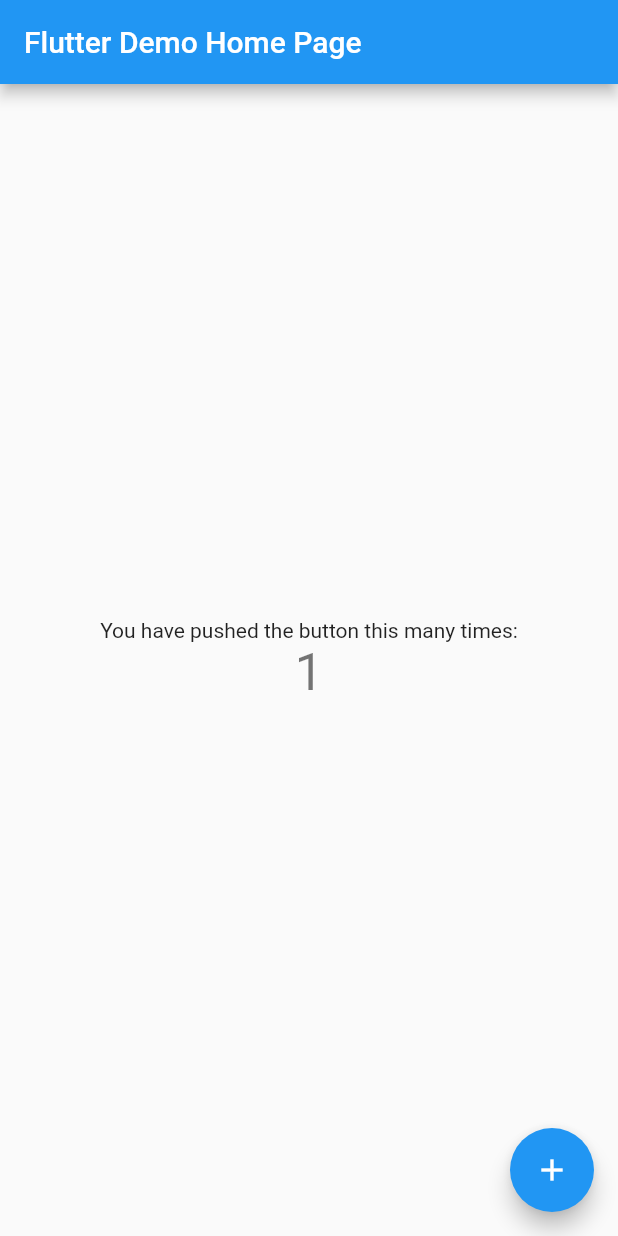
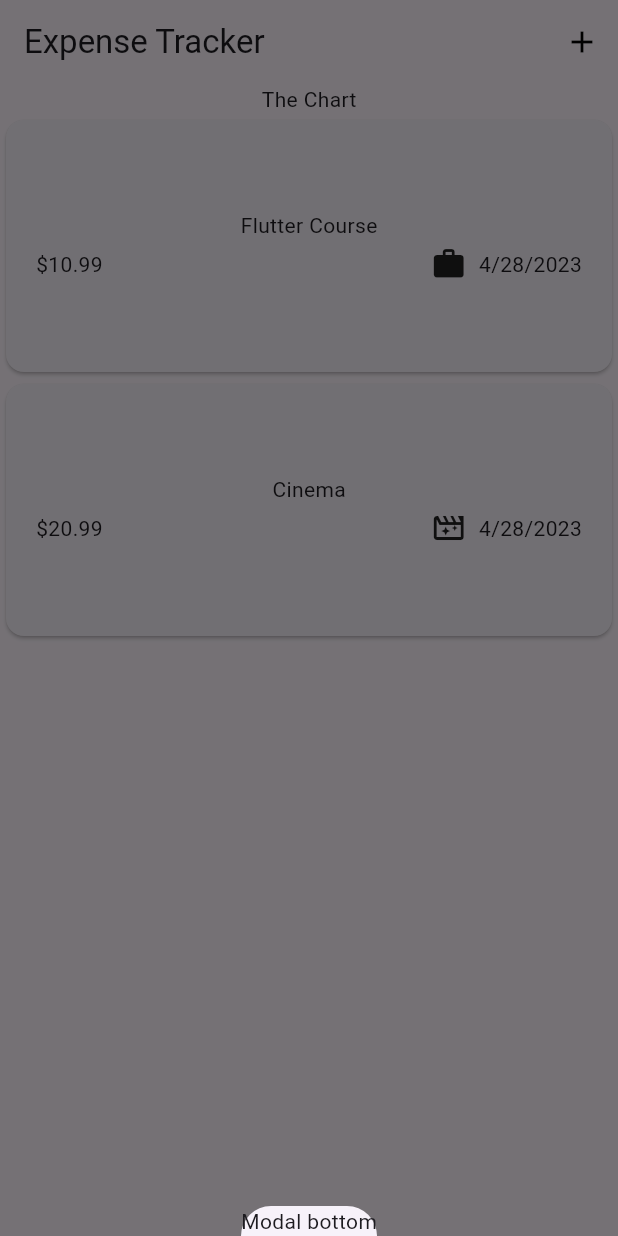
Before and after one commit to IanMabans/expense_tracker, a Flutter app: the screen it shows after launch, after a tap on the "add" icon, on a phone screen of 412 x 824 dp. Run offline on Flutter 3.47's test engine with Material 2 defaults, Android fonts, the phone set to English and light mode, and no system bars.

Commit message:
Added Expenses

```diff
--- a/lib/main.dart
+++ b/lib/main.dart
@@ -1,115 +1,10 @@
 import 'package:flutter/material.dart';
+import 'package:expense_tracker/widget/expenses.dart';
 
 void main() {
-  runApp(const MyApp());
+  runApp( MaterialApp(
+    theme: ThemeData(useMaterial3: true),
+    debugShowCheckedModeBanner: false,
+    home: const Expenses(),
+  ));
 }
-
-class MyApp extends StatelessWidget {
-  const MyApp({super.key});
-
-  // This widget is the root of your application.
-  @override
-  Widget build(BuildContext context) {
-    return MaterialApp(
-      title: 'Flutter Demo',
-      theme: ThemeData(
-        // This is the theme of your application.
-        //
-        // Try running your application with "flutter run". You'll see the
-        // application has a blue toolbar. Then, without quitting the app, try
-        // changing the primarySwatch below to Colors.green and then invoke
-        // "hot reload" (press "r" in the console where you ran "flutter run",
-        // or simply save your changes to "hot reload" in a Flutter IDE).
-        // Notice that the counter didn't reset back to zero; the application
-        // is not restarted.
-        primarySwatch: Colors.blue,
-      ),
-      home: const MyHomePage(title: 'Flutter Demo Home Page'),
-    );
-  }
-}
-
-class MyHomePage extends StatefulWidget {
-  const MyHomePage({super.key, required this.title});
-
-  // This widget is the home page of your application. It is stateful, meaning
-  // that it has a State object (defined below) that contains fields that affect
-  // how it looks.
-
-  // This class is the configuration for the state. It holds the values (in this
-  // case the title) provided by the parent (in this case the App widget) and
-  // used by the build method of the State. Fields in a Widget subclass are
-  // always marked "final".
-
-  final String title;
-
-  @override
-  State<MyHomePage> createState() => _MyHomePageState();
-}
-
-class _MyHomePageState extends State<MyHomePage> {
-  int _counter = 0;
-
-  void _incrementCounter() {
-    setState(() {
-      // This call to setState tells the Flutter framework that something has
-      // changed in this State, which causes it to rerun the build method below
-      // so that the display can reflect the updated values. If we changed
-      // _counter without calling setState(), then the build method would not be
-      // called again, and so nothing would appear to happen.
-      _counter++;
-    });
-  }
-
-  @override
-  Widget build(BuildContext context) {
-    // This method is rerun every time setState is called, for instance as done
-    // by the _incrementCounter method above.
-    //
-    // The Flutter framework has been optimized to make rerunning build methods
-    // fast, so that you can just rebuild anything that needs updating rather
-    // than having to individually change instances of widgets.
-    return Scaffold(
-      appBar: AppBar(
-        // Here we take the value from the MyHomePage object that was created by
-        // the App.build method, and use it to set our appbar title.
-        title: Text(widget.title),
-      ),
-      body: Center(
-        // Center is a layout widget. It takes a single child and positions it
-        // in the middle of the parent.
-        child: Column(
-          // Column is also a layout widget. It takes a list of children and
-          // arranges them vertically. By default, it sizes itself to fit its
-          // children horizontally, and tries to be as tall as its parent.
-          //
-          // Invoke "debug painting" (press "p" in the console, choose the
-          // "Toggle Debug Paint" action from the Flutter Inspector in Android
-          // Studio, or the "Toggle Debug Paint" command in Visual Studio Code)
-          // to see the wireframe for each widget.
-          //
-          // Column has various properties to control how it sizes itself and
-          // how it positions its children. Here we use mainAxisAlignment to
-          // center the children vertically; the main axis here is the vertical
-          // axis because Columns are vertical (the cross axis would be
-          // horizontal).
-          mainAxisAlignment: MainAxisAlignment.center,
-          children: <Widget>[
-            const Text(
-              'You have pushed the button this many times:',
-            ),
-            Text(
-              '$_counter',
-              style: Theme.of(context).textTheme.headlineMedium,
-            ),
-          ],
-        ),
-      ),
-      floatingActionButton: FloatingActionButton(
-        onPressed: _incrementCounter,
-        tooltip: 'Increment',
-        child: const Icon(Icons.add),
-      ), // This trailing comma makes auto-formatting nicer for build methods.
-    );
-  }
-}
--- /dev/null
+++ b/lib/models/expense.dart
@@ -0,0 +1,35 @@
+import 'package:flutter/material.dart';
+import 'package:uuid/uuid.dart';
+import 'package:intl/intl.dart';
+
+final formatter = DateFormat.yMd();
+
+const uuid = Uuid();
+
+enum Category { food, travel, leisure, work }
+
+const categoryIcons ={
+  Category.food : Icons.lunch_dining_outlined,
+  Category.travel : Icons.flight,
+  Category.work : Icons.work,
+  Category.leisure: Icons.movie_filter_outlined,
+};
+
+class Expense {
+  Expense({
+    required this.title,
+    required this.amount,
+    required this.date,
+    required this.category,
+  }) : id = uuid.v4();
+
+  final String id;
+  final String title;
+  final double amount;
+  final DateTime date;
+  final Category category;
+
+  String get formattedDate{
+    return formatter.format(date);
+  }
+}
--- /dev/null
+++ b/lib/widget/expense_item.dart
@@ -0,0 +1,41 @@
+import 'package:expense_tracker/models/expense.dart';
+import 'package:flutter/material.dart';
+
+class ExpenseItem extends StatelessWidget {
+  const ExpenseItem(this.expense, {super.key});
+
+  final Expense expense;
+
+  @override
+  Widget build(BuildContext context) {
+    return Card(
+      child: Padding(
+        padding: const EdgeInsets.symmetric(
+          horizontal: 20,
+          vertical: 60,
+        ),
+        child: Column(
+          children: [
+            Text(expense.title),
+            const SizedBox(
+              height: 4,
+            ),
+            Row(
+              children: [
+                Text('\$${expense.amount.toStringAsFixed(2)}'),
+                const Spacer(),
+                Row(
+                  children: [
+                     Icon(categoryIcons[expense.category]),
+                    const SizedBox(width: 8,),
+                    Text(expense.formattedDate),
+                  ],
+                )
+              ],
+            )
+          ],
+        ),
+      ),
+    );
+  }
+}
--- /dev/null
+++ b/lib/widget/expenses.dart
@@ -0,0 +1,52 @@
+import 'package:expense_tracker/widget/expenses_list.dart';
+import 'package:flutter/material.dart';
+import 'package:expense_tracker/models/expense.dart';
+
+class Expenses extends StatefulWidget {
+  const Expenses({Key? key}) : super(key: key);
+
+  @override
+  State<Expenses> createState() => _ExpensesState();
+}
+
+class _ExpensesState extends State<Expenses> {
+  final List<Expense> _registeredExpenses = [
+    Expense(
+        title: 'Flutter Course',
+        amount: 10.99,
+        date: DateTime.now(),
+        category: Category.work),
+    Expense(
+        title: 'Cinema',
+        amount: 20.99,
+        date: DateTime.now(),
+        category: Category.leisure),
+  ];
+
+  void _openAddExpenseOverlay() {
+    showModalBottomSheet(
+      context: context,
+      builder: (ctx) => const Text('Modal bottom'),
+    );
+  }
+
+  @override
+  Widget build(BuildContext context) {
+    return Scaffold(
+      appBar: AppBar(
+        title: const Text('Expense Tracker'),
+        actions: [
+          IconButton(
+            onPressed: _openAddExpenseOverlay,
+            icon: const Icon(Icons.add),
+            color: Colors.black,
+          )
+        ],
+      ),
+      body: Column(children: [
+        const Text('The Chart'),
+        Expanded(child: ExpensesList(expenses: _registeredExpenses))
+      ]),
+    );
+  }
+}
--- /dev/null
+++ b/lib/widget/expenses_list.dart
@@ -0,0 +1,18 @@
+import 'package:expense_tracker/widget/expense_item.dart';
+import 'package:flutter/material.dart';
+
+import 'package:expense_tracker/models/expense.dart';
+
+class ExpensesList extends StatelessWidget {
+  const ExpensesList({super.key, required this.expenses});
+
+  final List<Expense> expenses;
+
+  @override
+  Widget build(BuildContext context) {
+    return ListView.builder(
+      itemCount: expenses.length,
+      itemBuilder: (ctx, index) => ExpenseItem(expenses[index]),
+    );
+  }
+}
--- a/pubspec.yaml
+++ b/pubspec.yaml
@@ -35,6 +35,8 @@ dependencies:
   # The following adds the Cupertino Icons font to your application.
   # Use with the CupertinoIcons class for iOS style icons.
   cupertino_icons: ^1.0.2
+  uuid: ^3.0.7
+  intl: ^0.18.1
 
 dev_dependencies:
   flutter_test:
```
Also changed, not shown: pubspec.lock.
